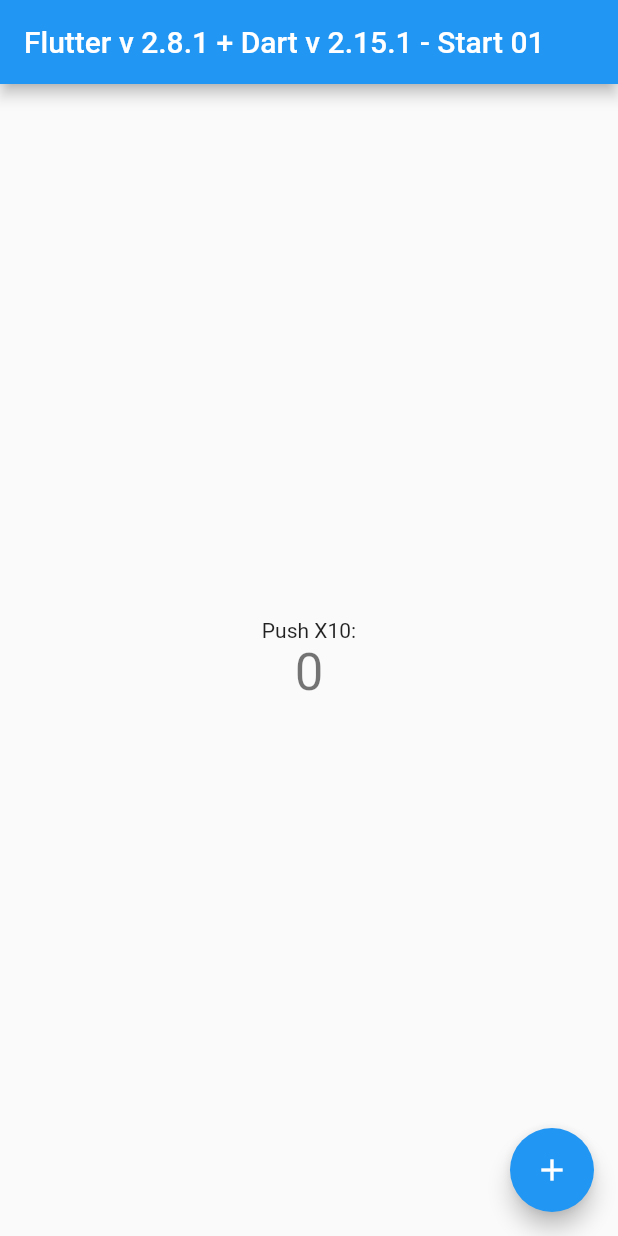
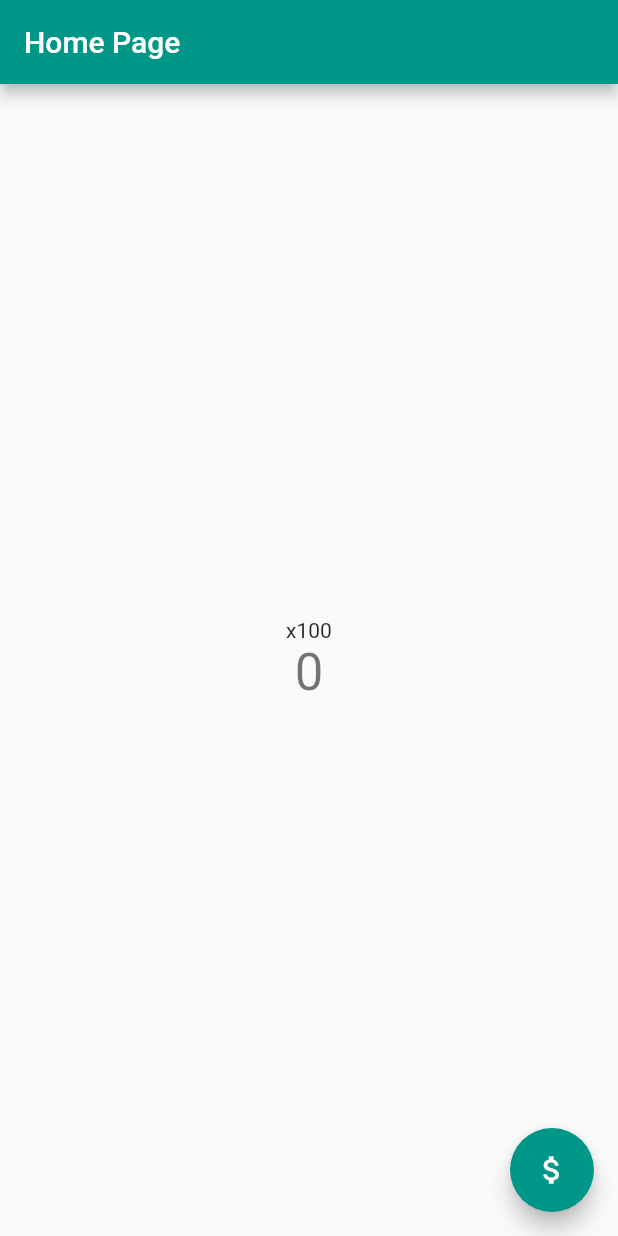
Before and after one commit to WebDevelopUa/flutterStart01, a Flutter app: the screen it shows after launch, on a phone screen of 412 x 824 dp. Run offline on Flutter 3.47's test engine with Material 2 defaults, Android fonts, the phone set to English and light mode, and no system bars.

Commit message:
Refactor the code

```diff
--- a/lib/main.dart
+++ b/lib/main.dart
@@ -1,70 +1,7 @@
 import 'package:flutter/material.dart';
 
+import 'widgets/App.dart';
+
 void main() {
-  runApp(MyApp());
+  runApp(App());
 }
-
-class MyApp extends StatelessWidget {
-  @override
-  Widget build(BuildContext context) {
-    return MaterialApp(
-      title: 'Flutter Start 01',
-      theme: ThemeData(
-        primarySwatch: Colors.blue,
-      ),
-      home: MyHomePage(
-        title: 'Flutter v 2.8.1 + Dart v 2.15.1 - Start 01',
-        key: key,
-      ),
-    );
-  }
-}
-
-class MyHomePage extends StatefulWidget {
-  var key;
-
-  MyHomePage({this.key, this.title}) : super(key: key);
-
-  final String title;
-
-  @override
-  _MyHomePageState createState() => _MyHomePageState();
-}
-
-class _MyHomePageState extends State<MyHomePage> {
-  int _counter = 0;
-
-  void _incrementCounter() {
-    setState(() {
-      _counter += 10;
-    });
-  }
-
-  @override
-  Widget build(BuildContext context) {
-    return Scaffold(
-      appBar: AppBar(
-        title: Text(widget.title),
-      ),
-      body: Center(
-        child: Column(
-          mainAxisAlignment: MainAxisAlignment.center,
-          children: <Widget>[
-            const Text(
-              'Push X10:',
-            ),
-            Text(
-              '$_counter',
-              style: Theme.of(context).textTheme.headline4,
-            ),
-          ],
-        ),
-      ),
-      floatingActionButton: FloatingActionButton(
-        onPressed: _incrementCounter,
-        tooltip: 'Increment',
-        child: const Icon(Icons.add),
-      ),
-    );
-  }
-}
--- /dev/null
+++ b/lib/widgets/App.dart
@@ -0,0 +1,21 @@
+import 'package:flutter/material.dart';
+
+import 'Home.dart';
+
+// root widget
+class App extends StatelessWidget {
+  // App theme
+  @override
+  Widget build(BuildContext context) {
+    return MaterialApp(
+      title: 'Flutter Start 001',
+      theme: ThemeData(
+        primarySwatch: Colors.teal,
+      ),
+      home: HomePage(
+          title: 'Home Page',
+          description: 'x100'
+      ),
+    );
+  }
+}
--- /dev/null
+++ b/lib/widgets/Home.dart
@@ -0,0 +1,54 @@
+import 'package:flutter/material.dart';
+
+// Home widget - Stateful
+class HomePage extends StatefulWidget {
+  HomePage({
+    Key key,
+    this.title,
+    this.description,
+  }) : super(key: key);
+
+  // state: title, description
+  final String title;
+  final String description;
+
+  @override
+  _HomePageState createState() => _HomePageState();
+}
+
+class _HomePageState extends State<HomePage> {
+  int _counter = 0;
+
+  void _incrementCounter() {
+    setState(() {
+      _counter += 100;
+    });
+  }
+
+  @override
+  Widget build(BuildContext context) {
+    return Scaffold(
+      appBar: AppBar(
+        title: Text(widget.title),
+      ),
+      body: Center(
+        // Layout widgets
+        child: Column(
+          mainAxisAlignment: MainAxisAlignment.center,
+          children: <Widget>[
+            Text(widget.description),
+            Text(
+              '$_counter',
+              style: Theme.of(context).textTheme.headline4,
+            ),
+          ],
+        ),
+      ),
+      floatingActionButton: FloatingActionButton(
+        onPressed: _incrementCounter,
+        tooltip: 'Increment',
+        child: Icon(Icons.attach_money),
+      ), // This trailing comma makes auto-formatting nicer for build methods.
+    );
+  }
+}
```
Also changed, not shown: 2 other files.
